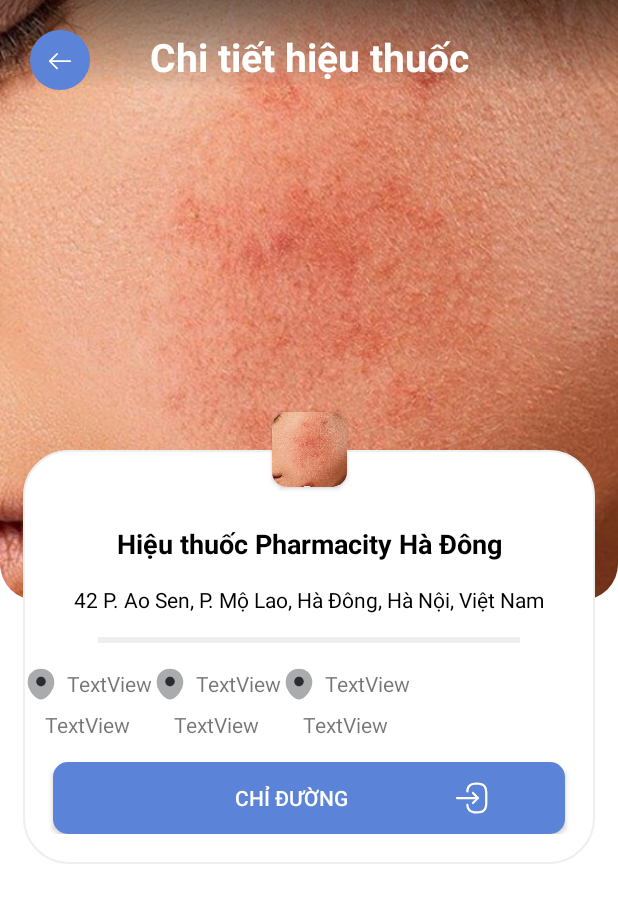
After one commit to thang44hdai/DermatologyApp, an Android app: the layout fragment_pharmacy_detail.xml on its own in the app's theme, with its tools: preview values and no code run, on a phone screen of 412 x 824 dp. The commit adds this screen. Shown: the top 903 px of the screen. Run offline under Robolectric (Android 15) with nearby library versions, the light colour scheme and no system bars.

Commit message:
feat: pharmacy detail

```diff
--- /dev/null
+++ b/app/src/main/java/com/example/safeaid/screens/pharmacy/PharmacyDetailFragment.kt
@@ -0,0 +1,32 @@
+package com.example.safeaid.screens.pharmacy
+
+import androidx.fragment.app.viewModels
+import android.os.Bundle
+import androidx.fragment.app.Fragment
+import android.view.LayoutInflater
+import android.view.View
+import android.view.ViewGroup
+import com.example.dermatology.R
+import dagger.hilt.android.AndroidEntryPoint
+
+@AndroidEntryPoint
+class PharmacyDetailFragment : Fragment() {
+
+    companion object {
+        fun newInstance() = PharmacyDetailFragment()
+    }
+
+    private val viewModel: PharmacyViewModel by viewModels()
+
+    override fun onCreate(savedInstanceState: Bundle?) {
+        super.onCreate(savedInstanceState)
+
+    }
+
+    override fun onCreateView(
+        inflater: LayoutInflater, container: ViewGroup?,
+        savedInstanceState: Bundle?
+    ): View {
+        return inflater.inflate(R.layout.fragment_pharmacy_detail, container, false)
+    }
+}
--- /dev/null
+++ b/app/src/main/java/com/example/safeaid/screens/pharmacy/PharmacyViewModel.kt
@@ -0,0 +1,20 @@
+package com.example.safeaid.screens.pharmacy
+
+import dagger.hilt.android.lifecycle.HiltViewModel
+import com.example.safeaid.core.base.BaseViewModel
+import com.example.safeaid.core.service.ApiService
+import com.example.safeaid.screens.map.MapEvent
+import javax.inject.Inject
+
+@HiltViewModel
+class PharmacyViewModel @Inject constructor(
+    private val apiService: ApiService
+) : BaseViewModel<PharmacyState, PharmacyEvent>() {
+
+    override fun onTriggerEvent(event: PharmacyEvent) {
+
+    }
+}
+
+sealed class PharmacyState {}
+sealed class PharmacyEvent {}
--- /dev/null
+++ b/app/src/main/res/drawable/bg_card_bottom_rounded.xml
@@ -0,0 +1,10 @@
+<shape xmlns:android="http://schemas.android.com/apk/res/android"
+    android:shape="rectangle">
+    <solid android:color="@android:color/white" />
+
+    <corners
+        android:bottomLeftRadius="24dp"
+        android:bottomRightRadius="24dp"
+        android:topLeftRadius="0dp"
+        android:topRightRadius="0dp" />
+</shape>
--- /dev/null
+++ b/app/src/main/res/drawable/bg_gradient_fade_bottom.xml
@@ -0,0 +1,10 @@
+<shape xmlns:android="http://schemas.android.com/apk/res/android"
+    android:shape="rectangle">
+
+    <!-- Gradient mờ dần từ trên (trong suốt) xuống dưới (đen mờ) -->
+    <gradient
+        android:angle="270"
+        android:endColor="@android:color/transparent"
+        android:startColor="#80000000"
+        android:type="linear" />
+</shape>
--- /dev/null
+++ b/app/src/main/res/drawable/bg_pharmacy_inf.xml
@@ -0,0 +1,8 @@
+<shape xmlns:android="http://schemas.android.com/apk/res/android"
+    android:shape="rectangle">
+    <solid android:color="@android:color/white" />
+    <corners android:radius="30dp" />
+    <stroke
+        android:width="1dp"
+        android:color="#EFEFEF" />
+</shape>
--- /dev/null
+++ b/app/src/main/res/drawable/ic_location_pharmacy.xml
@@ -0,0 +1,14 @@
+<vector xmlns:android="http://schemas.android.com/apk/res/android"
+    android:width="24dp"
+    android:height="24dp"
+    android:viewportWidth="24"
+    android:viewportHeight="24">
+  <path
+      android:pathData="M20.62,8.45C19.57,3.83 15.54,1.75 12,1.75C12,1.75 12,1.75 11.99,1.75C8.46,1.75 4.42,3.82 3.37,8.44C2.2,13.6 5.36,17.97 8.22,20.72C9.28,21.74 10.64,22.25 12,22.25C13.36,22.25 14.72,21.74 15.77,20.72C18.63,17.97 21.79,13.61 20.62,8.45Z"
+      android:strokeAlpha="0.4"
+      android:fillColor="#292D32"
+      android:fillAlpha="0.4"/>
+  <path
+      android:pathData="M12,13.46C13.74,13.46 15.15,12.05 15.15,10.31C15.15,8.57 13.74,7.16 12,7.16C10.26,7.16 8.85,8.57 8.85,10.31C8.85,12.05 10.26,13.46 12,13.46Z"
+      android:fillColor="#292D32"/>
+</vector>
--- /dev/null
+++ b/app/src/main/res/drawable/ic_milk.xml
@@ -0,0 +1,17 @@
+<vector xmlns:android="http://schemas.android.com/apk/res/android"
+    android:width="24dp"
+    android:height="24dp"
+    android:viewportWidth="24"
+    android:viewportHeight="24">
+  <path
+      android:pathData="M18,15V19C18,20.65 16.65,22 15,22H9C7.35,22 6,20.65 6,19V13.98L9.89,14C10.62,14 11.34,14.17 12,14.5C12.66,14.83 13.38,15 14.12,15H18Z"
+      android:fillColor="#8461EF"/>
+  <path
+      android:pathData="M18,10.83V15H14.12C13.38,15 12.66,14.83 12,14.5C11.34,14.17 10.62,14 9.89,14L6,13.98V10.83C6,10.37 6.26,9.74 6.59,9.41L8.71,7.29C8.89,7.11 9,6.85 9,6.59V4.91C9.16,4.97 9.32,5 9.5,5H14.5C14.68,5 14.84,4.97 15,4.91V6.59C15,6.85 15.11,7.11 15.29,7.29L17.41,9.41C17.74,9.74 18,10.37 18,10.83Z"
+      android:strokeAlpha="0.4"
+      android:fillColor="#8461EF"
+      android:fillAlpha="0.4"/>
+  <path
+      android:pathData="M14.5,2H9.5C8.67,2 8,2.67 8,3.5C8,4.15 8.42,4.71 9,4.91C9.16,4.97 9.32,5 9.5,5H14.5C14.68,5 14.84,4.97 15,4.91C15.58,4.71 16,4.15 16,3.5C16,2.67 15.33,2 14.5,2Z"
+      android:fillColor="#8461EF"/>
+</vector>
--- /dev/null
+++ b/app/src/main/res/drawable/ic_star_pharmacy.xml
@@ -0,0 +1,14 @@
+<vector xmlns:android="http://schemas.android.com/apk/res/android"
+    android:width="24dp"
+    android:height="24dp"
+    android:viewportWidth="24"
+    android:viewportHeight="24">
+  <path
+      android:pathData="M5.74,16C5.85,15.51 5.65,14.81 5.3,14.46L2.87,12.03C2.11,11.27 1.81,10.46 2.03,9.76C2.26,9.06 2.97,8.58 4.03,8.4L7.15,7.88C7.6,7.8 8.15,7.4 8.36,6.99L10.08,3.54C10.58,2.55 11.26,2 12,2C12.74,2 13.42,2.55 13.92,3.54L15.64,6.99C15.77,7.25 16.04,7.5 16.33,7.67L5.56,18.44C5.42,18.58 5.18,18.45 5.22,18.25L5.74,16Z"
+      android:strokeAlpha="0.4"
+      android:fillColor="#FABF22"
+      android:fillAlpha="0.4"/>
+  <path
+      android:pathData="M18.7,14.46C18.34,14.82 18.14,15.51 18.26,16L18.95,19.01C19.24,20.26 19.06,21.2 18.44,21.65C18.19,21.83 17.89,21.92 17.54,21.92C17.03,21.92 16.43,21.73 15.77,21.34L12.84,19.6C12.38,19.33 11.62,19.33 11.16,19.6L8.23,21.34C7.12,21.99 6.17,22.1 5.56,21.65C5.33,21.48 5.16,21.25 5.05,20.95L17.21,8.79C17.67,8.33 18.32,8.12 18.95,8.23L19.96,8.4C21.02,8.58 21.73,9.06 21.96,9.76C22.18,10.46 21.88,11.27 21.12,12.03L18.7,14.46Z"
+      android:fillColor="#FABF22"/>
+</vector>
--- /dev/null
+++ b/app/src/main/res/layout/fragment_pharmacy_detail.xml
@@ -0,0 +1,147 @@
+<?xml version="1.0" encoding="utf-8"?>
+<layout xmlns:android="http://schemas.android.com/apk/res/android"
+    xmlns:app="http://schemas.android.com/apk/res-auto"
+    xmlns:tools="http://schemas.android.com/tools">
+
+    <androidx.core.widget.NestedScrollView
+        android:layout_width="match_parent"
+        android:layout_height="match_parent">
+
+        <androidx.constraintlayout.widget.ConstraintLayout
+            android:layout_width="match_parent"
+            android:layout_height="wrap_content">
+
+            <androidx.appcompat.widget.AppCompatImageView
+                android:id="@+id/imv"
+                android:layout_width="match_parent"
+                android:layout_height="400dp"
+                android:background="@drawable/bg_card_bottom_rounded"
+                android:clipToOutline="true"
+                android:scaleType="centerCrop"
+                android:src="@drawable/bg_take"
+                app:layout_constraintTop_toTopOf="parent"
+                tools:targetApi="31" />
+
+            <View
+                android:layout_width="match_parent"
+                android:layout_height="0dp"
+                android:background="@drawable/bg_gradient_fade_bottom"
+                app:layout_constraintBottom_toBottomOf="@+id/btn_back"
+                app:layout_constraintTop_toTopOf="parent" />
+
+            <ImageView
+                android:id="@+id/btn_back"
+                android:layout_width="40dp"
+                android:layout_height="40dp"
+                android:layout_margin="20dp"
+                android:src="@drawable/ic_arrow_left"
+                app:layout_constraintStart_toStartOf="parent"
+                app:layout_constraintTop_toTopOf="parent" />
+
+            <TextView
+                android:id="@+id/tv_title"
+                android:layout_width="wrap_content"
+                android:layout_height="wrap_content"
+                android:text="Chi tiết hiệu thuốc"
+                android:textColor="@color/white"
+                android:textSize="26sp"
+                android:textStyle="bold"
+                app:layout_constraintEnd_toEndOf="parent"
+                app:layout_constraintStart_toStartOf="parent"
+                app:layout_constraintTop_toTopOf="@+id/btn_back" />
+
+            <androidx.constraintlayout.widget.ConstraintLayout
+                android:id="@+id/layout_infor"
+                android:layout_width="match_parent"
+                android:layout_height="wrap_content"
+                android:layout_marginHorizontal="15dp"
+                android:layout_marginTop="-100dp"
+                android:background="@drawable/bg_pharmacy_inf"
+                android:paddingBottom="20dp"
+                app:layout_constraintTop_toBottomOf="@+id/imv">
+
+                <TextView
+                    android:id="@+id/tv_name"
+                    android:layout_width="0dp"
+                    android:layout_height="wrap_content"
+                    android:layout_marginTop="50dp"
+                    android:gravity="center_horizontal"
+                    android:text="Hiệu thuốc Pharmacity Hà Đông"
+                    android:textColor="@color/black"
+                    android:textSize="18sp"
+                    android:textStyle="bold"
+                    app:layout_constraintEnd_toEndOf="parent"
+                    app:layout_constraintStart_toStartOf="parent"
+                    app:layout_constraintTop_toTopOf="parent" />
+
+                <TextView
+                    android:id="@+id/tv_address"
+                    android:layout_width="0dp"
+                    android:layout_height="wrap_content"
+                    android:layout_marginTop="15dp"
+                    android:gravity="center_horizontal"
+                    android:text="42 P. Ao Sen, P. Mộ Lao, Hà Đông, Hà Nội, Việt Nam"
+                    android:textColor="@color/black"
+                    app:layout_constraintEnd_toEndOf="parent"
+                    app:layout_constraintStart_toStartOf="parent"
+                    app:layout_constraintTop_toBottomOf="@+id/tv_name" />
+
+                <View
+                    android:id="@+id/line"
+                    android:layout_width="0dp"
+                    android:layout_height="4dp"
+                    android:layout_marginHorizontal="50dp"
+                    android:layout_marginTop="15dp"
+                    android:background="#EEEDF0"
+                    app:layout_constraintEnd_toEndOf="parent"
+                    app:layout_constraintStart_toStartOf="parent"
+                    app:layout_constraintTop_toBottomOf="@+id/tv_address" />
+
+                <androidx.recyclerview.widget.RecyclerView
+                    android:id="@+id/rcv_rate"
+                    android:layout_width="match_parent"
+                    android:layout_height="wrap_content"
+                    android:layout_marginTop="15dp"
+                    android:orientation="horizontal"
+                    app:layoutManager="androidx.recyclerview.widget.LinearLayoutManager"
+                    app:layout_constraintStart_toStartOf="parent"
+                    app:layout_constraintTop_toBottomOf="@+id/line"
+                    tools:itemCount="3"
+                    tools:listitem="@layout/item_rate" />
+
+                <Button
+                    android:id="@+id/btn_direction"
+                    android:layout_width="0dp"
+                    android:layout_height="wrap_content"
+                    android:layout_marginHorizontal="20dp"
+                    android:layout_marginTop="15dp"
+                    android:background="@drawable/bg_btn_login"
+                    android:drawableEnd="@drawable/ic_go_to_location"
+                    android:paddingHorizontal="50dp"
+                    android:text="Chỉ đường"
+                    android:textColor="@color/white"
+                    app:layout_constraintEnd_toEndOf="parent"
+                    app:layout_constraintStart_toStartOf="parent"
+                    app:layout_constraintTop_toBottomOf="@+id/rcv_rate" />
+
+            </androidx.constraintlayout.widget.ConstraintLayout>
+
+            <androidx.cardview.widget.CardView
+                android:layout_width="wrap_content"
+                android:layout_height="wrap_content"
+                android:layout_marginTop="-25dp"
+                app:cardCornerRadius="10dp"
+                app:layout_constraintEnd_toEndOf="parent"
+                app:layout_constraintStart_toStartOf="parent"
+                app:layout_constraintTop_toTopOf="@id/layout_infor">
+
+                <androidx.appcompat.widget.AppCompatImageView
+                    android:id="@+id/logo"
+                    android:layout_width="50dp"
+                    android:layout_height="50dp"
+                    android:scaleType="centerCrop"
+                    android:src="@drawable/bg_take" />
+            </androidx.cardview.widget.CardView>
+        </androidx.constraintlayout.widget.ConstraintLayout>
+    </androidx.core.widget.NestedScrollView>
+</layout>
--- /dev/null
+++ b/app/src/main/res/layout/item_rate.xml
@@ -0,0 +1,36 @@
+<?xml version="1.0" encoding="utf-8"?>
+<LinearLayout xmlns:android="http://schemas.android.com/apk/res/android"
+    xmlns:app="http://schemas.android.com/apk/res-auto"
+    android:layout_width="wrap_content"
+    android:layout_height="wrap_content"
+    android:gravity="center_horizontal"
+    android:orientation="vertical">
+
+    <LinearLayout
+        android:layout_width="wrap_content"
+        android:layout_height="match_parent"
+        android:gravity="center_vertical"
+        android:orientation="horizontal">
+
+        <ImageView
+            android:id="@+id/ic"
+            android:layout_width="24dp"
+            android:layout_height="24dp"
+            app:srcCompat="@drawable/ic_location_pharmacy" />
+
+        <TextView
+            android:id="@+id/tv_value"
+            android:layout_width="wrap_content"
+            android:layout_height="wrap_content"
+            android:layout_marginStart="5dp"
+            android:text="TextView" />
+    </LinearLayout>
+
+    <TextView
+        android:id="@+id/tv_name"
+        android:layout_width="wrap_content"
+        android:layout_height="wrap_content"
+        android:layout_marginTop="5dp"
+        android:gravity="center_horizontal"
+        android:text="TextView" />
+</LinearLayout>
--- a/app/src/main/res/navigation/nav_main.xml
+++ b/app/src/main/res/navigation/nav_main.xml
@@ -2,7 +2,7 @@
 <navigation xmlns:android="http://schemas.android.com/apk/res/android"
     xmlns:app="http://schemas.android.com/apk/res-auto"
     android:id="@+id/nav_main"
-    app:startDestination="@id/loginFragment">
+    app:startDestination="@id/mainScreen">
 
     <fragment
         android:id="@+id/mainScreen"
```
